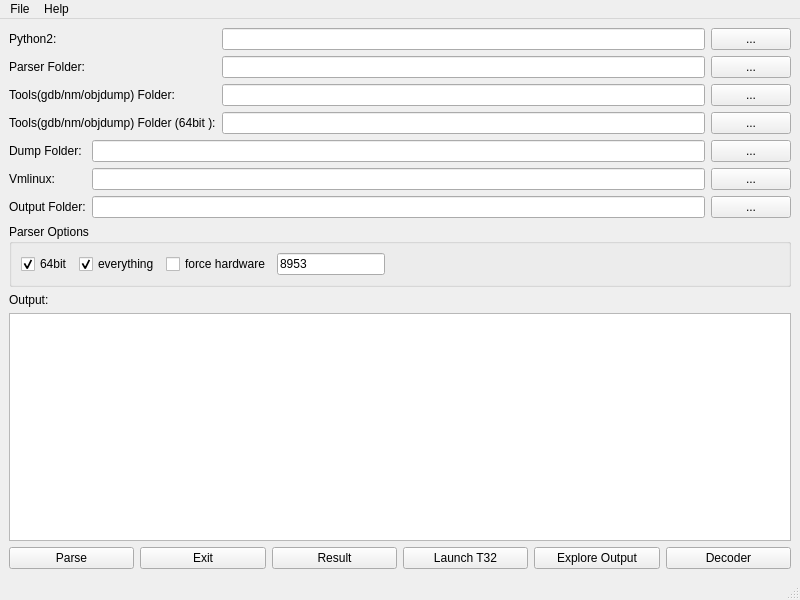
Before: the Qt Designer form qparser.ui in bdunix/qparser, drawn with Qt 5.
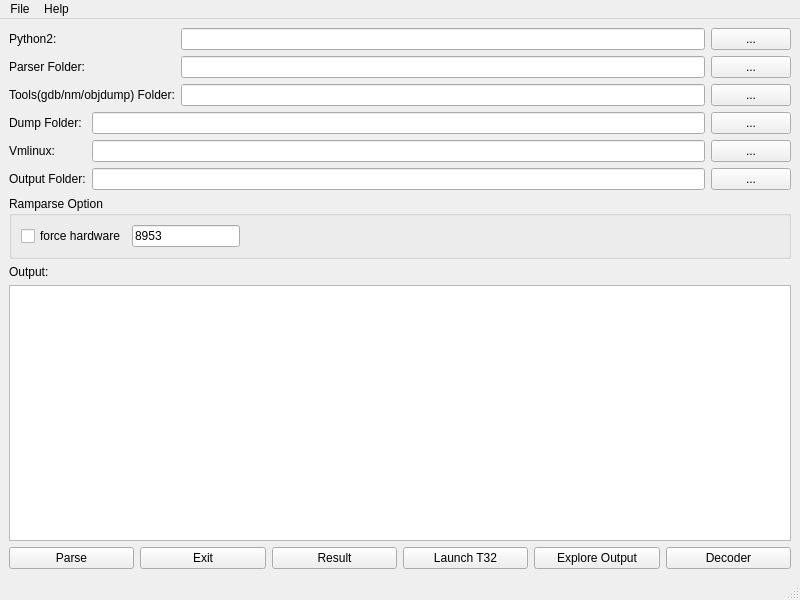
After: the same form once the commit is applied.

Commit message: Update tools(gdb/nm/objdump) path by matching name Just support aarch64

```diff
--- a/qparser.ui
+++ b/qparser.ui
@@ -24,9 +24,6 @@
         </property>
        </widget>
       </item>
-      <item row="3" column="2">
-       <widget class="QLineEdit" name="toolsfolder64LineEdit"/>
-      </item>
       <item row="2" column="3">
        <widget class="QPushButton" name="toolsfolderPushButton">
         <property name="text">
@@ -40,20 +37,6 @@
       <item row="2" column="2">
        <widget class="QLineEdit" name="toolsfolderLineEdit"/>
       </item>
-      <item row="3" column="3">
-       <widget class="QPushButton" name="toolsfolder64PushButton">
-        <property name="text">
-         <string>...</string>
-        </property>
-       </widget>
-      </item>
-      <item row="3" column="0">
-       <widget class="QLabel" name="label_7">
-        <property name="text">
-         <string>Tools(gdb/nm/objdump) Folder (64bit ):</string>
-        </property>
-       </widget>
-      </item>
       <item row="1" column="3">
        <widget class="QPushButton" name="parserfolderPushButton">
         <property name="text">
@@ -145,17 +128,17 @@
     <item>
      <widget class="QGroupBox" name="groupBox_2">
       <property name="title">
-       <string>Parser Options</string>
+       <string>Ramparse Option</string>
       </property>
       <layout class="QGridLayout" name="gridLayout_3">
-       <item row="0" column="2">
+       <item row="0" column="0">
         <widget class="QCheckBox" name="forcehwCheckBox">
          <property name="text">
           <string>force hardware</string>
          </property>
         </widget>
        </item>
-       <item row="0" column="4">
+       <item row="0" column="2">
         <widget class="QLineEdit" name="hwidLineEdit">
          <property name="sizePolicy">
           <sizepolicy hsizetype="Preferred" vsizetype="Fixed">
@@ -168,27 +151,7 @@
          </property>
         </widget>
        </item>
-       <item row="0" column="0">
-        <widget class="QCheckBox" name="aarch64CheckBox">
-         <property name="text">
-          <string>64bit</string>
-         </property>
-         <property name="checked">
-          <bool>true</bool>
-         </property>
-        </widget>
-       </item>
-       <item row="0" column="1">
-        <widget class="QCheckBox" name="everythingCheckBox">
-         <property name="text">
-          <string>everything</string>
-         </property>
-         <property name="checked">
-          <bool>true</bool>
-         </property>
-        </widget>
-       </item>
-       <item row="0" column="5">
+       <item row="0" column="3">
         <spacer name="horizontalSpacer">
          <property name="orientation">
           <enum>Qt::Horizontal</enum>
```
Left out of the diff: 8 changed lines with no effect on the pictures. The commit also changes 2 other files.
